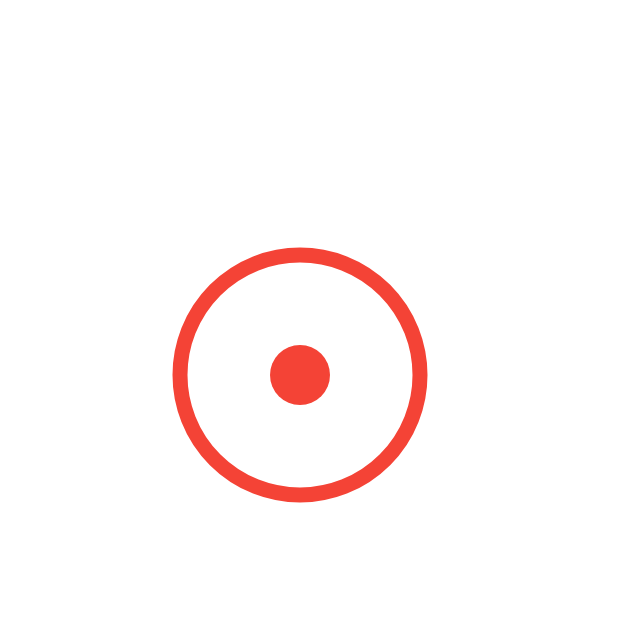
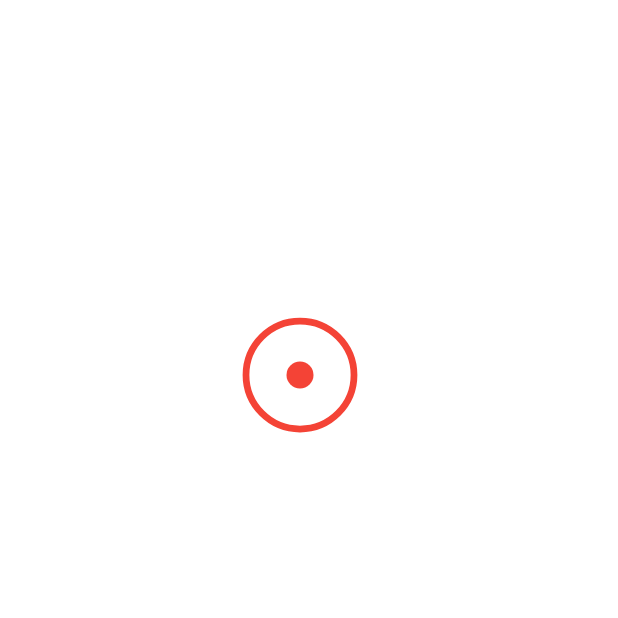
Before and after one commit to Aleadinglight/Flutter-Blinking-Point, a Flutter app: the screen it shows after launch, on a phone screen of 412 x 824 dp, the top half of it. Run offline on Flutter 3.47's test engine with Material 2 defaults, Android fonts, the phone set to English and light mode, and no system bars.

Commit message:
changes made to blinking_point.dart

```diff
--- a/lib/load_state.dart
+++ b/lib/blinking_point.dart
@@ -2,12 +2,25 @@ import 'package:flutter/material.dart';
 import 'package:flutter/animation.dart';
 import 'package:blinking_point/circle.dart';
 
-class LmaoApp extends StatefulWidget {
+class BlinkingPoint extends StatefulWidget {
+  final double xCoor;
+  final double yCoor;
+  final Color pointColor;
+  final double pointSize;
+
+  BlinkingPoint({
+    this.xCoor,
+    this.yCoor,
+    this.pointColor,
+    this.pointSize,
+  });
+
   @override
-  LmaoAppState createState() => new LmaoAppState();
+  BlinkingPointState createState() => new BlinkingPointState();
 }
 
-class LmaoAppState extends State<LmaoApp> with SingleTickerProviderStateMixin {
+class BlinkingPointState extends State<BlinkingPoint>
+    with SingleTickerProviderStateMixin {
   Animation animation;
   AnimationController animationController;
 
@@ -15,7 +28,7 @@ class LmaoAppState extends State<LmaoApp> with SingleTickerProviderStateMixin {
   void initState() {
     super.initState();
     animationController = AnimationController(
-      duration: Duration(milliseconds: 500),
+      duration: Duration(milliseconds: 5000),
       vsync: this,
     );
 
@@ -51,6 +64,7 @@ class LogoAnimation extends AnimatedWidget {
   @override
   Widget build(BuildContext context) {
     Animation animation = listenable;
+    print(animation.value);
     return new CustomPaint(
       foregroundPainter: Circle(
         xCoor: 200.0,
@@ -59,12 +73,5 @@ class LogoAnimation extends AnimatedWidget {
         pointSize: animation.value,
       ),
     );
-    // return Center(
-    //   child: Container(
-    //     height: animation.value,
-    //     width: animation.value,
-    //     child: FlutterLogo(),
-    //   ),
-    // );
   }
 }
--- a/lib/main.dart
+++ b/lib/main.dart
@@ -1,6 +1,5 @@
 import 'package:flutter/material.dart';
-import 'package:blinking_point/blink_point.dart';
-import 'package:blinking_point/load_state.dart';
+import 'package:blinking_point/blinking_point.dart';
 
 void main() => runApp(new MyApp());
 
@@ -39,12 +38,17 @@ class MyHomePage extends StatefulWidget {
 class _MyHomePageState extends State<MyHomePage> {
   @override
   Widget build(BuildContext context) {
-    /*return new BlinkingPoint(
+    return new BlinkingPoint(
       xCoor: 200.0,
       yCoor: 500.0,
       pointColor: Colors.red,
       pointSize: 20.0,
-    );*/
-    return new LmaoApp();
+    );
+    // return new LmaoApp(
+    //   xCoor: 100.0,
+    //   yCoor: 600.0,
+    //   pointColor: Colors.red,
+    //   pointSize: 20.0,
+    // );
   }
 }
```
Also changed, not shown: lib/lul.dart (renamed from lib/blink_point.dart, +22 -14 lines).
